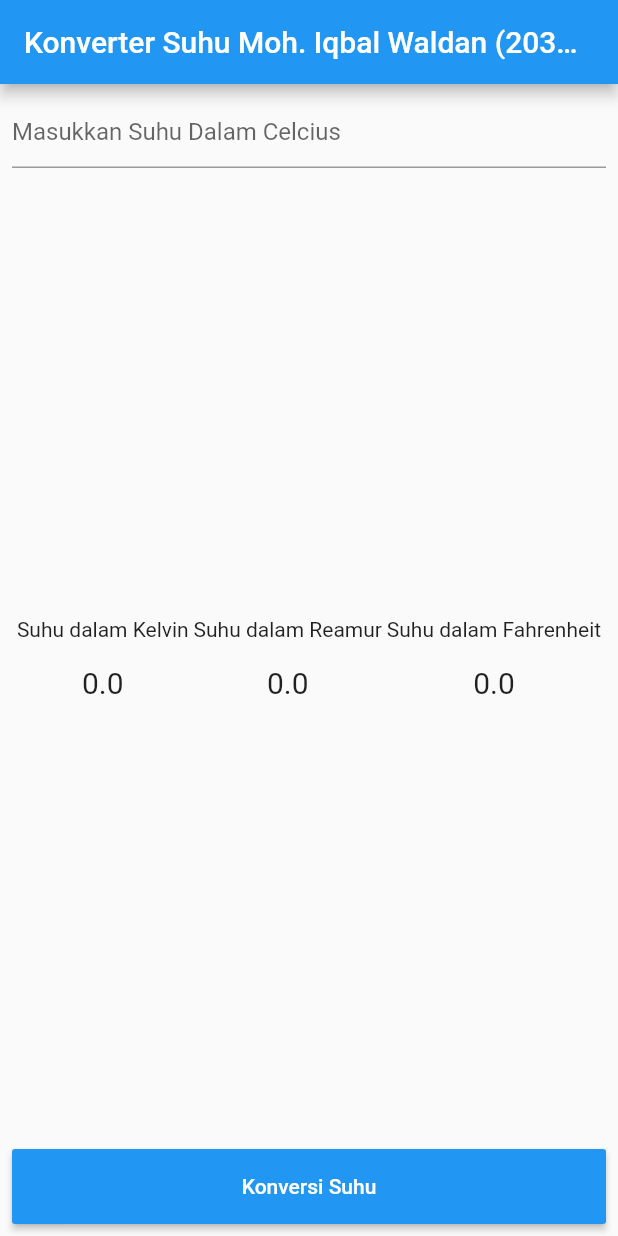
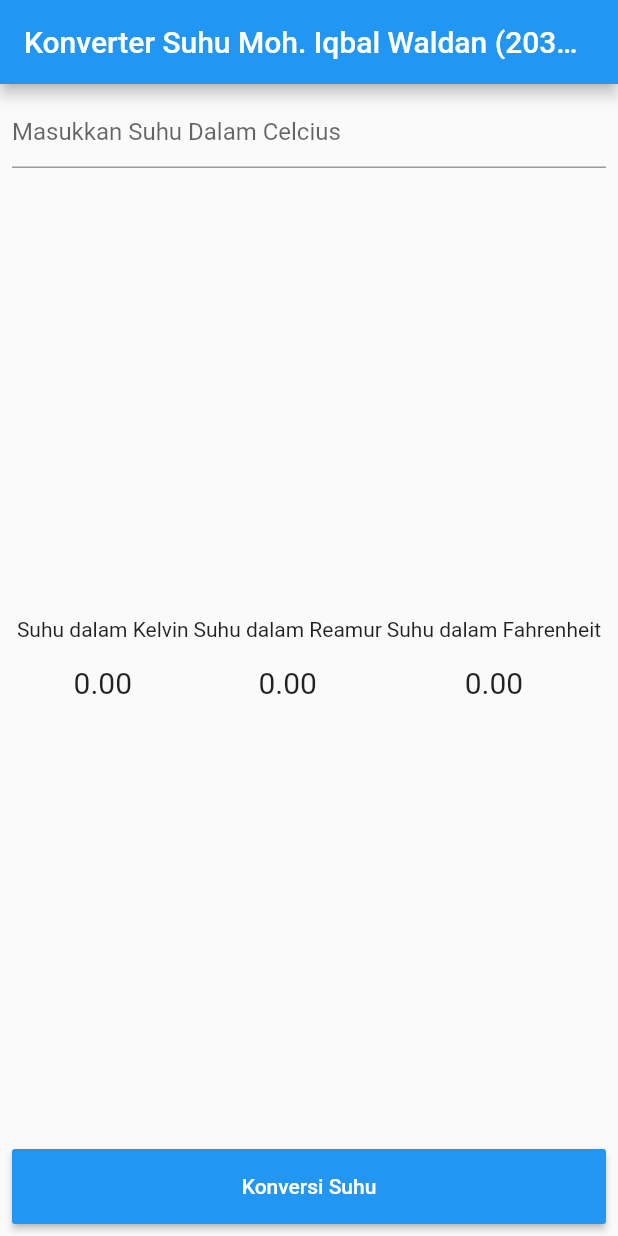
Before and after one commit to iqbalwaldan/03-konversi-suhu-flutter, a Flutter app: the screen it shows after launch, on a phone screen of 412 x 824 dp. Run offline on Flutter 3.47's test engine with Material 2 defaults, Android fonts, the phone set to English and light mode, and no system bars.

```diff
--- a/lib/widgets/input.dart
+++ b/lib/widgets/input.dart
@@ -1,5 +1,6 @@
 // Moh. Iqbal Waldan (2031710139)
 import 'package:flutter/material.dart';
+import 'package:flutter/services.dart';
 
 class Input extends StatelessWidget {
   const Input({
@@ -15,9 +16,9 @@ class Input extends StatelessWidget {
       decoration: const InputDecoration(
         hintText: 'Masukkan Suhu Dalam Celcius',
       ),
-      // inputFormatters: [FilteringTextInputFormatter.digitsOnly],
       controller: etInput,
-      keyboardType: TextInputType.number,
+      keyboardType: const TextInputType.numberWithOptions(decimal: true),
+      inputFormatters: [FilteringTextInputFormatter.allow(RegExp('[0-9.]'))],
     );
   }
 }
--- a/lib/widgets/result.dart
+++ b/lib/widgets/result.dart
@@ -18,7 +18,7 @@ class Result extends StatelessWidget {
       children: [
         Text("Suhu dalam " + title),
         const Text(""),
-        Text('$_result', style: const TextStyle(fontSize: 20)),
+        Text(_result.toStringAsFixed(2), style: const TextStyle(fontSize: 20)),
       ],
     );
   }
```
